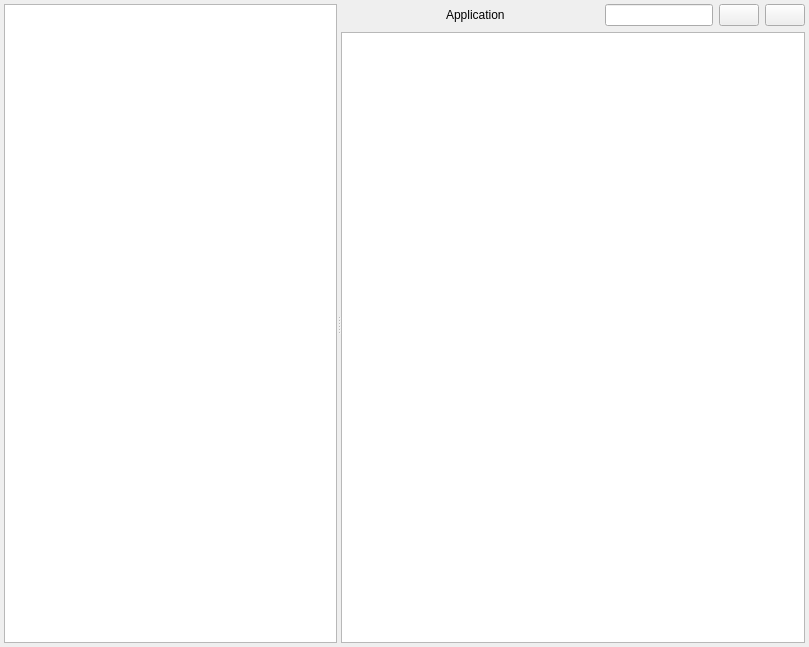
This is src/mainwindow.ui in seird/gotify-tray-cpp as Qt 5 draws it before an edit. The edited form follows.
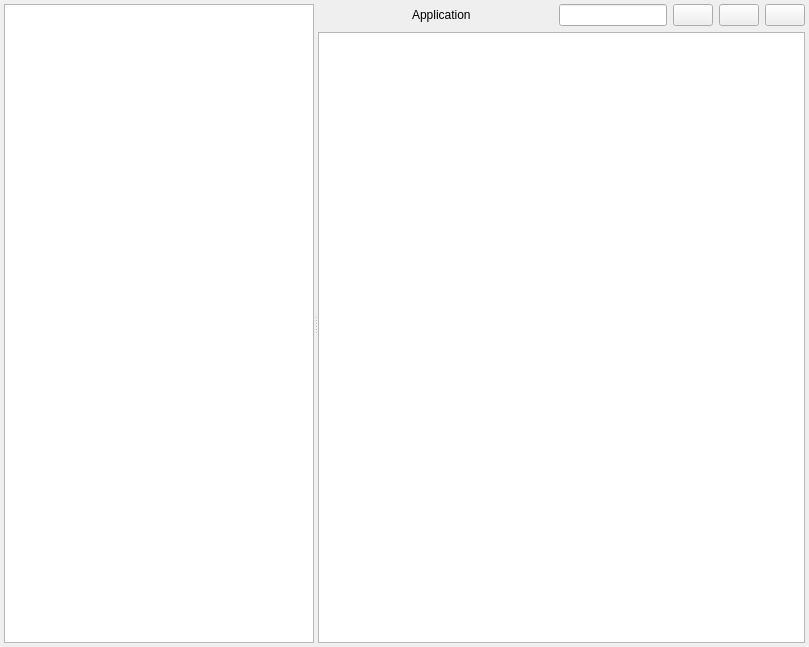
This is the edited form. Custom widgets are drawn as their Qt base class.

Commit message: add search button

What changed in the file:
```diff
--- a/src/mainwindow.ui
+++ b/src/mainwindow.ui
@@ -97,10 +97,20 @@
            <widget class="QLineEdit" name="lineSearch"/>
           </item>
           <item>
-           <widget class="QPushButton" name="pb_refresh">
+           <widget class="QPushButton" name="pb_search">
             <property name="toolTip">
              <string>Refresh</string>
             </property>
+            <property name="text">
+             <string/>
+            </property>
+            <property name="checkable">
+             <bool>true</bool>
+            </property>
+           </widget>
+          </item>
+          <item>
+           <widget class="QPushButton" name="pb_refresh">
             <property name="text">
              <string/>
             </property>
```
Left out of the diff: 2 changed lines with no effect on the pictures. The commit also changes 4 other files.
